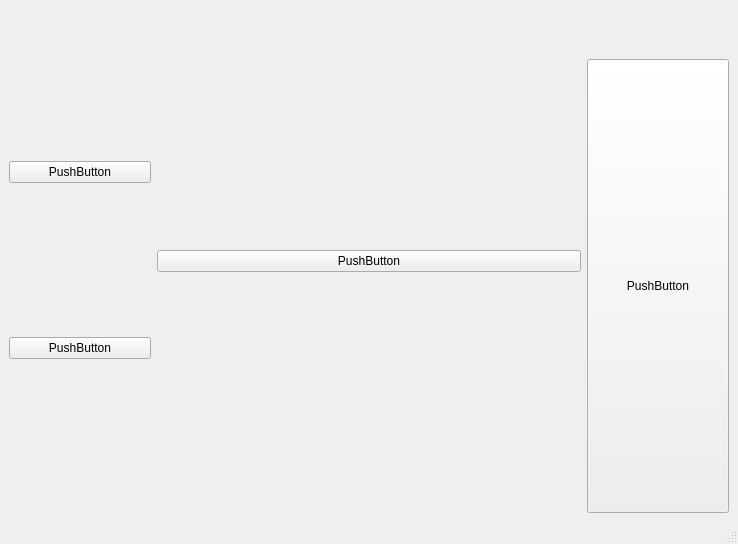
First picture: the form in Code/PaperFriend/mainwindow.ui, repository RomainPuech/Paper-Friend, before the edit.
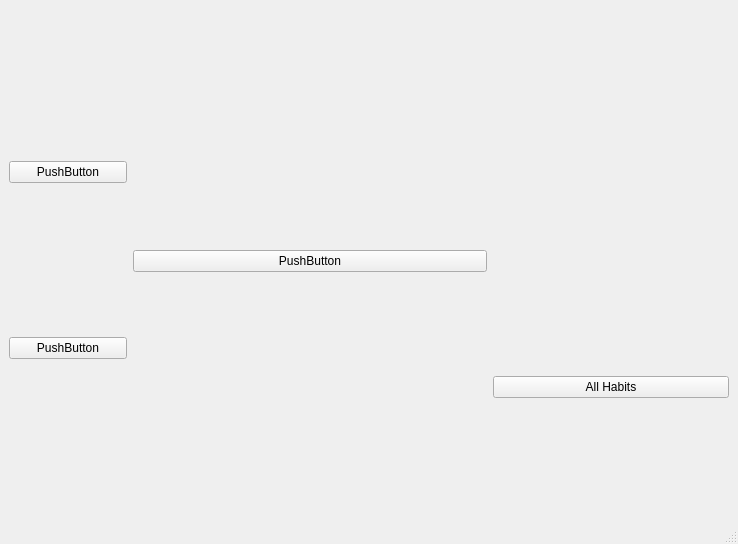
Second picture: the form after the edit.

Commit message: Restructures UI to use layouts

Diff of the .ui file:
```diff
--- a/Code/PaperFriend/mainwindow.ui
+++ b/Code/PaperFriend/mainwindow.ui
@@ -14,7 +14,7 @@
    <string>MainWindow</string>
   </property>
   <widget class="QWidget" name="centralwidget">
-   <layout class="QHBoxLayout" name="horizontalLayout_13" stretch="2,6,2">
+   <layout class="QHBoxLayout" name="horizontalLayout_13" stretch="2,6,4">
     <item>
      <layout class="QVBoxLayout" name="verticalLayout_8" stretch="6,4">
       <property name="spacing">
@@ -59,7 +59,7 @@
      </layout>
     </item>
     <item>
-     <layout class="QVBoxLayout" name="verticalLayout_9" stretch="1,9">
+     <layout class="QVBoxLayout" name="verticalLayout_9" stretch="5,5">
       <property name="spacing">
        <number>2</number>
       </property>
@@ -67,20 +67,40 @@
        <layout class="QHBoxLayout" name="graph_frame" stretch=""/>
       </item>
       <item>
-       <layout class="QHBoxLayout" name="habits_frame">
+       <layout class="QVBoxLayout" name="habits_frame">
+        <item>
+         <spacer name="verticalSpacer">
+          <property name="orientation">
+           <enum>Qt::Vertical</enum>
+          </property>
+          <property name="sizeHint" stdset="0">
+           <size>
+            <width>20</width>
+            <height>40</height>
+           </size>
+          </property>
+         </spacer>
+        </item>
         <item>
          <widget class="QPushButton" name="pushButton">
-          <property name="sizePolicy">
-           <sizepolicy hsizetype="Minimum" vsizetype="Minimum">
-            <horstretch>0</horstretch>
-            <verstretch>0</verstretch>
-           </sizepolicy>
-          </property>
           <property name="text">
-           <string>PushButton</string>
+           <string>All Habits</string>
           </property>
          </widget>
         </item>
+        <item>
+         <spacer name="verticalSpacer_2">
+          <property name="orientation">
+           <enum>Qt::Vertical</enum>
+          </property>
+          <property name="sizeHint" stdset="0">
+           <size>
+            <width>20</width>
+            <height>40</height>
+           </size>
+          </property>
+         </spacer>
+        </item>
        </layout>
       </item>
      </layout>
```
